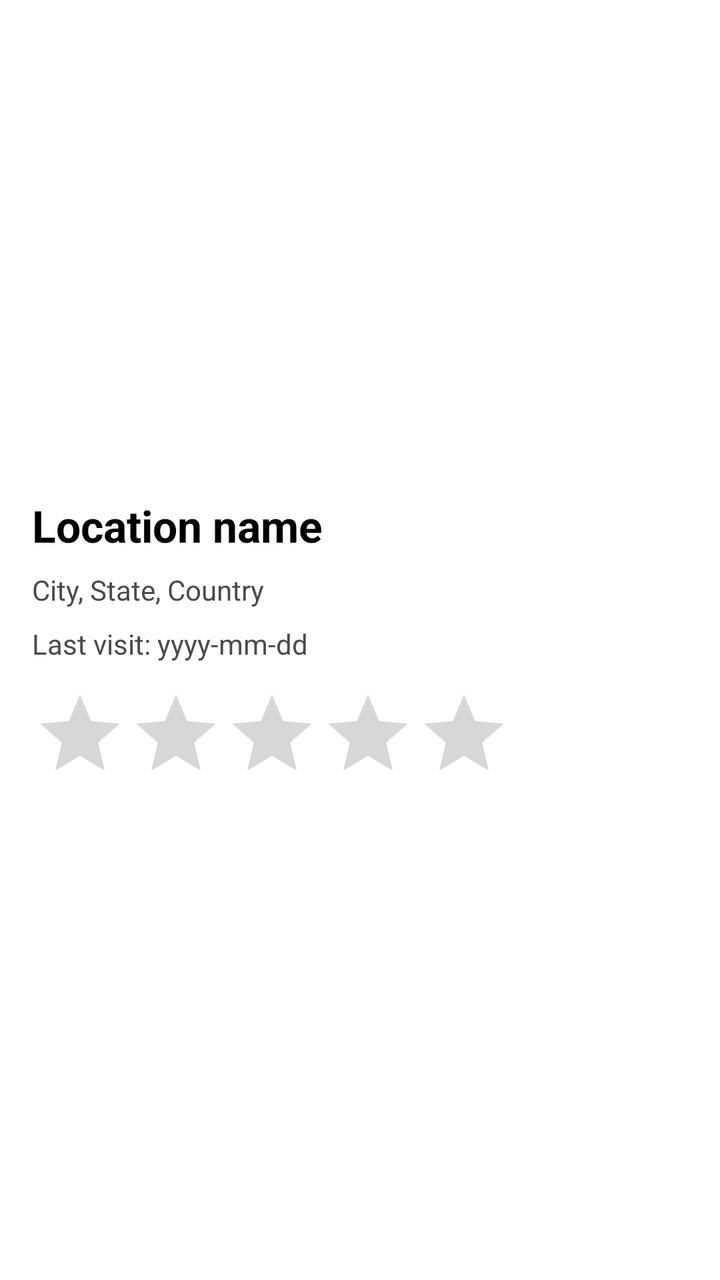
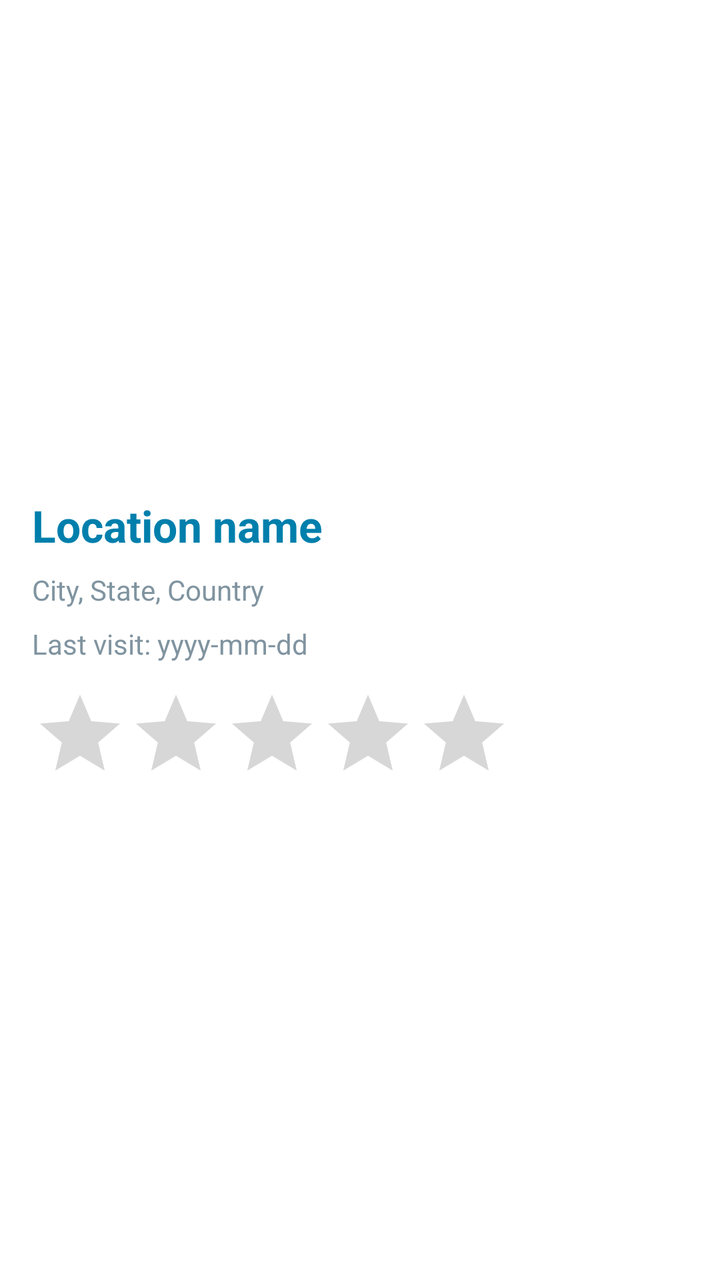

The first picture is an Android layout as it rendered before a commit; the second is the same layout after the commit. The layout source and the unified diff follow.
<!-- AndroidManifest.xml: application theme Theme.PassTask2AWishYouWereHere -->
<!-- res/layout/activity_location_detail.xml -->
<?xml version="1.0" encoding="utf-8"?>
<ScrollView xmlns:android="http://schemas.android.com/apk/res/android"
    android:id="@+id/scroll_detail"
    android:layout_width="match_parent"
    android:layout_height="match_parent"
    android:clipToPadding="false"
    android:fillViewport="true">

    <LinearLayout
        android:layout_width="match_parent"
        android:layout_height="wrap_content"
        android:orientation="vertical"
        android:padding="16dp">

        <ImageView
            android:id="@+id/iv_detail_location"
            android:layout_width="match_parent"
            android:layout_height="220dp"
            android:contentDescription="@string/location_image_content_description"
            android:scaleType="centerCrop" />

        <TextView
            android:id="@+id/tv_detail_name"
            style="@style/ScreenHeadingStyle"
            android:layout_width="match_parent"
            android:layout_height="wrap_content"
            android:layout_marginTop="12dp"
            android:text="@string/placeholder_location" />

        <TextView
            android:id="@+id/tv_detail_place"
            style="@style/LocationMetaStyle"
            android:layout_width="match_parent"
            android:layout_height="wrap_content"
            android:layout_marginTop="8dp"
            android:text="@string/placeholder_place" />

        <TextView
            android:id="@+id/tv_detail_date"
            style="@style/LocationMetaStyle"
            android:layout_width="match_parent"
            android:layout_height="wrap_content"
            android:layout_marginTop="8dp"
            android:text="@string/placeholder_date" />

        <RatingBar
            android:id="@+id/rb_detail_rating"
            android:layout_width="wrap_content"
            android:layout_height="wrap_content"
            android:layout_marginTop="12dp"
            android:isIndicator="true"
            android:numStars="5"
            android:stepSize="0.5" />

    </LinearLayout>
</ScrollView>
<!-- resources referenced by this layout -->
<resources>
  <string name="location_image_content_description">Location image</string>
  <string name="placeholder_date">Last visit: yyyy-mm-dd</string>
  <string name="placeholder_location">Location name</string>
  <string name="placeholder_place">City, State, Country</string>
  <style name="LocationMetaStyle">
          <item name="android:textSize">14sp</item>
          <item name="android:textColor">@color/text_secondary</item>
      </style>
  <style name="ScreenHeadingStyle">
          <item name="android:textSize">22sp</item>
          <item name="android:textStyle">bold</item>
          <item name="android:textColor">@color/black</item>
      </style>
  <style name="Theme.PassTask2AWishYouWereHere" parent="Theme.MaterialComponents.DayNight.DarkActionBar">
          
          <item name="colorPrimary">@color/purple_500</item>
          <item name="colorPrimaryVariant">@color/purple_700</item>
          <item name="colorOnPrimary">@color/white</item>
          
          <item name="colorSecondary">@color/teal_200</item>
          <item name="colorSecondaryVariant">@color/teal_700</item>
          <item name="colorOnSecondary">@color/black</item>
          
          <item name="android:statusBarColor">?attr/colorPrimaryVariant</item>
          
      </style>
  <color name="text_secondary">#FF4A4A4A</color>
  <color name="black">#FF000000</color>
  <color name="purple_500">#FF6200EE</color>
  <color name="purple_700">#FF3700B3</color>
  <color name="white">#FFFFFFFF</color>
  <color name="teal_200">#FF03DAC5</color>
  <color name="teal_700">#FF018786</color>
</resources>

<!-- the commit's change to res/layout/activity_location_detail.xml (unified diff, before → after) -->
@@ -25,7 +25,8 @@
             android:layout_width="match_parent"
             android:layout_height="wrap_content"
             android:layout_marginTop="12dp"
-            android:text="@string/placeholder_location" />
+            android:text="@string/placeholder_location"
+            android:textColor="@color/material_dynamic_primary50" />
 
         <TextView
             android:id="@+id/tv_detail_place"
@@ -33,7 +34,8 @@
             android:layout_width="match_parent"
             android:layout_height="wrap_content"
             android:layout_marginTop="8dp"
-            android:text="@string/placeholder_place" />
+            android:text="@string/placeholder_place"
+            android:textColor="@color/material_dynamic_secondary60" />
 
         <TextView
             android:id="@+id/tv_detail_date"
@@ -41,7 +43,8 @@
             android:layout_width="match_parent"
             android:layout_height="wrap_content"
             android:layout_marginTop="8dp"
-            android:text="@string/placeholder_date" />
+            android:text="@string/placeholder_date"
+            android:textColor="@color/material_dynamic_secondary60" />
 
         <RatingBar
             android:id="@+id/rb_detail_rating"
<!-- resource entries referenced after the edit -->
@@ -6,14 +6,14 @@
   <string name="placeholder_place">City, State, Country</string>
   <style name="LocationMetaStyle">
           <item name="android:textSize">14sp</item>
-          <item name="android:textColor">@color/text_secondary</item>
+          <item name="android:textColor">@color/material_dynamic_secondary60</item>
       </style>
   <style name="ScreenHeadingStyle">
           <item name="android:textSize">22sp</item>
           <item name="android:textStyle">bold</item>
-          <item name="android:textColor">@color/black</item>
+          <item name="android:textColor">@color/material_dynamic_primary40</item>
       </style>
-  <style name="Theme.PassTask2AWishYouWereHere" parent="Theme.MaterialComponents.DayNight.DarkActionBar">
+  <style name="Theme.PassTask2AWishYouWereHere" parent="Theme.MaterialComponents.DayNight.NoActionBar">
           
           <item name="colorPrimary">@color/purple_500</item>
           <item name="colorPrimaryVariant">@color/purple_700</item>
@@ -25,8 +25,8 @@
           
           <item name="android:statusBarColor">?attr/colorPrimaryVariant</item>
           
+          <item name="android:elevation">4dp</item>
       </style>
-  <color name="text_secondary">#FF4A4A4A</color>
   <color name="black">#FF000000</color>
   <color name="purple_500">#FF6200EE</color>
   <color name="purple_700">#FF3700B3</color>
